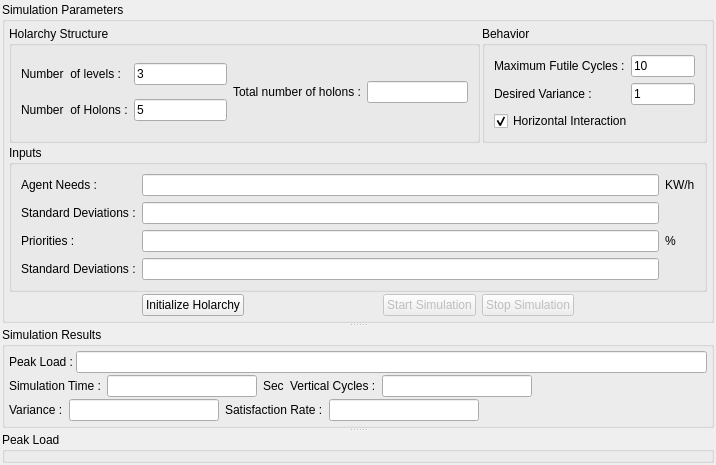
nejatafshar/Holonic-Simulation, file Holonic_Simulation/Simulation/Simulation.ui: the form before one commit.
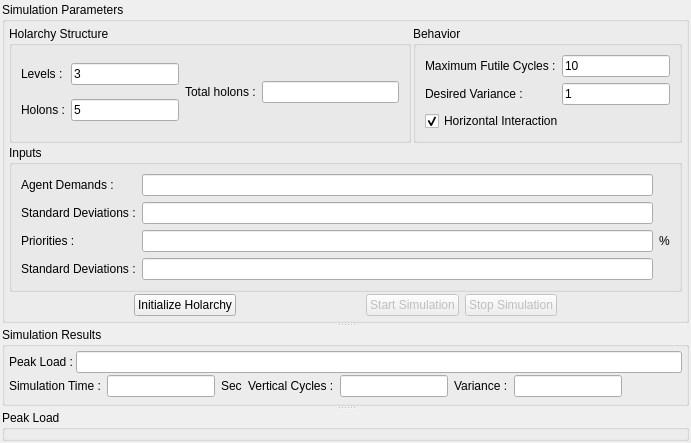
The form after the commit. Custom widgets are drawn as their Qt base class.

Commit message: Omit satisfaction rate, change ui

Patch:
```diff
--- a/Holonic_Simulation/Simulation/Simulation.ui
+++ b/Holonic_Simulation/Simulation/Simulation.ui
@@ -6,8 +6,8 @@
    <rect>
     <x>0</x>
     <y>0</y>
-    <width>716</width>
-    <height>465</height>
+    <width>691</width>
+    <height>432</height>
    </rect>
   </property>
   <layout class="QGridLayout" name="gridLayout_8">
@@ -113,7 +113,7 @@
           <item row="1" column="0">
            <widget class="QLabel" name="label_10">
             <property name="text">
-             <string>Agent Needs :</string>
+             <string>Agent Demands :</string>
             </property>
            </widget>
           </item>
@@ -137,13 +137,6 @@
             </property>
            </widget>
           </item>
-          <item row="1" column="3">
-           <widget class="QLabel" name="label_18">
-            <property name="text">
-             <string>KW/h</string>
-            </property>
-           </widget>
-          </item>
           <item row="3" column="3">
            <widget class="QLabel" name="label_17">
             <property name="text">
@@ -223,14 +216,14 @@
           <item row="1" column="0">
            <widget class="QLabel" name="label_2">
             <property name="text">
-             <string>Number  of Holons :</string>
+             <string>Holons :</string>
             </property>
            </widget>
           </item>
           <item row="0" column="0">
            <widget class="QLabel" name="label">
             <property name="text">
-             <string>Number  of levels :</string>
+             <string>Levels :</string>
             </property>
            </widget>
           </item>
@@ -244,7 +237,7 @@
           <item row="0" column="4" rowspan="2">
            <widget class="QLabel" name="label_13">
             <property name="text">
-             <string>Total number of holons :</string>
+             <string>Total holons :</string>
             </property>
            </widget>
           </item>
@@ -403,65 +396,6 @@
           <property name="bottomMargin">
            <number>0</number>
           </property>
-          <item row="0" column="2">
-           <widget class="QLabel" name="label_19">
-            <property name="text">
-             <string>Satisfaction Rate :</string>
-            </property>
-           </widget>
-          </item>
-          <item row="0" column="3">
-           <widget class="QLineEdit" name="satisfactionRate_lineEdit">
-            <property name="maximumSize">
-             <size>
-              <width>150</width>
-              <height>16777215</height>
-             </size>
-            </property>
-            <property name="text">
-             <string/>
-            </property>
-            <property name="readOnly">
-             <bool>true</bool>
-            </property>
-           </widget>
-          </item>
-          <item row="0" column="4">
-           <spacer name="horizontalSpacer_4">
-            <property name="orientation">
-             <enum>Qt::Horizontal</enum>
-            </property>
-            <property name="sizeHint" stdset="0">
-             <size>
-              <width>40</width>
-              <height>20</height>
-             </size>
-            </property>
-           </spacer>
-          </item>
-          <item row="0" column="0">
-           <widget class="QLabel" name="label_9">
-            <property name="text">
-             <string>Variance :</string>
-            </property>
-           </widget>
-          </item>
-          <item row="0" column="1">
-           <widget class="QLineEdit" name="variance_lineEdit">
-            <property name="maximumSize">
-             <size>
-              <width>150</width>
-              <height>16777215</height>
-             </size>
-            </property>
-            <property name="text">
-             <string/>
-            </property>
-            <property name="readOnly">
-             <bool>true</bool>
-            </property>
-           </widget>
-          </item>
          </layout>
         </widget>
        </item>
@@ -555,6 +489,29 @@
             </property>
            </spacer>
           </item>
+          <item row="0" column="6">
+           <widget class="QLabel" name="label_9">
+            <property name="text">
+             <string>Variance :</string>
+            </property>
+           </widget>
+          </item>
+          <item row="0" column="7">
+           <widget class="QLineEdit" name="variance_lineEdit">
+            <property name="maximumSize">
+             <size>
+              <width>150</width>
+              <height>16777215</height>
+             </size>
+            </property>
+            <property name="text">
+             <string/>
+            </property>
+            <property name="readOnly">
+             <bool>true</bool>
+            </property>
+           </widget>
+          </item>
          </layout>
         </widget>
        </item>
```
The commit also changes 1 other file.
